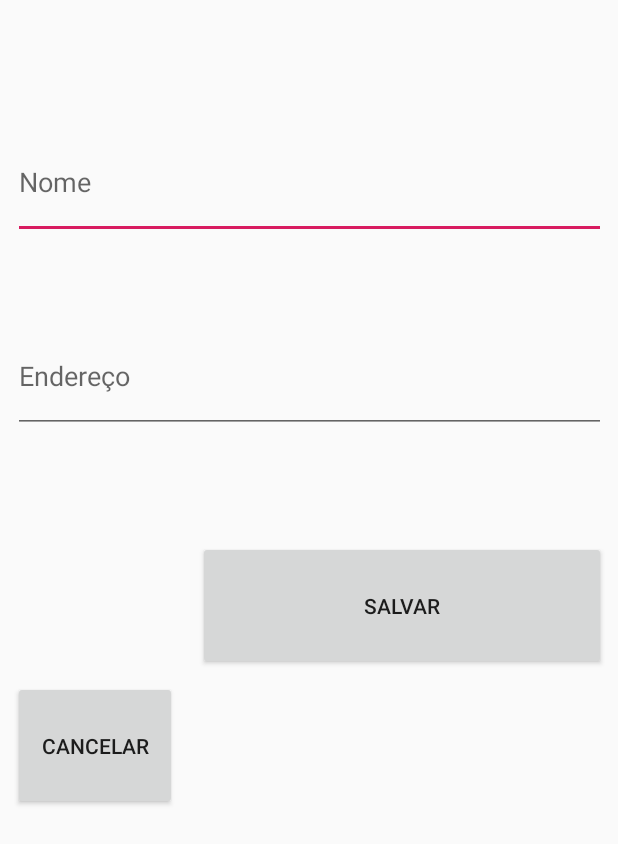
After one commit to LyandroFS/minhacervejabarata, an Android app: the layout add_estabelecimento.xml on its own in the app's theme, with its tools: preview values and no code run, on a phone screen of 412 x 824 dp. The commit adds this screen. Shown: the top 844 px of the screen. Run offline under Robolectric (Android 15) with nearby library versions, the phone set to English and light mode, and no system bars.

Commit message:
inicio do crud do estabelecimento, criando.

```diff
--- a/app/src/main/java/br/com/academico/minhacervejabarata/AddMarcaActivity.java
+++ b/app/src/main/java/br/com/academico/minhacervejabarata/AddMarcaActivity.java
@@ -12,7 +12,6 @@ import android.widget.EditText;
 
 import br.com.academico.minhacervejabarata.beans.Marca;
 import br.com.academico.minhacervejabarata.db.DatabaseHelper;
-import br.com.academico.minhacervejabarata.listItens.MarcaAdapter;
 
 public class AddMarcaActivity extends AppCompatActivity {
 
@@ -42,7 +41,7 @@ public class AddMarcaActivity extends AppCompatActivity {
         String nome = nomeText.getText().toString();
         Handler handler = new Handler();
         marca.setNome(nome);
-        if(db.insertOrUpdate(marca)) {
+        if(db.insertOrUpdateMarca(marca)) {
             if(marca.getId()<1) {
                 marca = db.getUltimaMarcaInserida();
                 db.getMarcaAdapter().adicionarMarca(marca);
--- /dev/null
+++ b/app/src/main/res/layout/add_estabelecimento.xml
@@ -0,0 +1,63 @@
+<?xml version="1.0" encoding="utf-8"?>
+<android.support.constraint.ConstraintLayout
+    xmlns:android="http://schemas.android.com/apk/res/android"
+    xmlns:app="http://schemas.android.com/apk/res-auto"
+    xmlns:tools="http://schemas.android.com/tools"
+    android:layout_width="match_parent"
+    android:layout_height="match_parent">
+
+    <EditText
+        android:id="@+id/nomeTxt"
+        android:layout_width="395dp"
+        android:layout_height="75dp"
+        android:layout_marginStart="8dp"
+        android:layout_marginLeft="8dp"
+        android:layout_marginTop="84dp"
+        android:layout_marginEnd="8dp"
+        android:layout_marginRight="8dp"
+        android:ems="10"
+        android:hint="Nome"
+        android:inputType="textNoSuggestions|textPersonName"
+        app:layout_constraintEnd_toEndOf="parent"
+        app:layout_constraintStart_toStartOf="parent"
+        app:layout_constraintTop_toTopOf="parent" />
+
+    <EditText
+        android:id="@+id/enderecoTxt"
+        android:layout_width="395dp"
+        android:layout_height="75dp"
+        android:layout_marginStart="8dp"
+        android:layout_marginLeft="8dp"
+        android:layout_marginTop="54dp"
+        android:layout_marginEnd="8dp"
+        android:layout_marginRight="8dp"
+        android:ems="10"
+        android:hint="Endereço"
+        android:inputType="textPersonName"
+        app:layout_constraintEnd_toEndOf="parent"
+        app:layout_constraintStart_toStartOf="parent"
+        app:layout_constraintTop_toBottomOf="@+id/nomeTxt" />
+
+    <Button
+        android:id="@+id/btnSalvar"
+        android:layout_width="272dp"
+        android:layout_height="86dp"
+        android:layout_marginTop="72dp"
+        android:layout_marginEnd="8dp"
+        android:layout_marginRight="8dp"
+        android:onClick="salvarMercado"
+        android:text="SALVAR"
+        app:layout_constraintEnd_toEndOf="parent"
+        app:layout_constraintTop_toBottomOf="@+id/enderecoTxt" />
+
+    <Button
+        android:id="@+id/btnCancelar"
+        android:layout_width="109dp"
+        android:layout_height="86dp"
+        android:layout_marginEnd="14dp"
+        android:layout_marginRight="14dp"
+        android:layout_marginBottom="284dp"
+        android:text="cancelar"
+        app:layout_constraintBottom_toBottomOf="parent"
+        app:layout_constraintEnd_toStartOf="@+id/btnSalvar" />
+</android.support.constraint.ConstraintLayout>
--- a/app/src/main/res/menu/activity_main_drawer.xml
+++ b/app/src/main/res/menu/activity_main_drawer.xml
@@ -5,9 +5,9 @@
 
     <group android:checkableBehavior="single">
         <item
-            android:id="@+id/nav_camera"
+            android:id="@+id/nav_estabelecimento"
             android:icon="@drawable/ic_menu_manage"
-            android:title="Adicionar Estabelecimento" />
+            android:title="Estabelecimento" />
         <item
             android:id="@+id/nav_marca"
             android:icon="@drawable/ic_menu_manage"
--- a/app/src/main/res/values/strings.xml
+++ b/app/src/main/res/values/strings.xml
@@ -13,4 +13,5 @@
     <string name="title_activity_cesta">Cadastrar Cesta</string>
     <string name="title_activity_itens_cesta">Itens da Cesta</string>
     <string name="title_activity_cesta2">Cadastrar Cesta</string>
+    <string name="title_activity_estabelecimento">Estabelecimento</string>
 </resources>
```
Also changed, not shown: app/src/main/AndroidManifest.xml (+12 -7 lines), app/src/main/java/br/com/academico/minhacervejabarata/AddEstabelecimentoActivity.java (added, +27 -0 lines), app/src/main/java/br/com/academico/minhacervejabarata/AddMercadoActivity.java (deleted, +0 -43 lines), app/src/main/java/br/com/academico/minhacervejabarata/EstabelecimentoActivity.java (added, +69 -0 lines), app/src/main/java/br/com/academico/minhacervejabarata/MainActivity.java (+3 -15 lines), app/src/main/java/br/com/academico/minhacervejabarata/dao/EstabelecimentoDAO.java (deleted, +0 -57 lines), app/src/main/java/br/com/academico/minhacervejabarata/db/DatabaseHelper.java (+43 -29 lines), app/src/main/res/layout/activity_add_estabelecimento.xml (renamed from app/src/main/res/layout/activity_add_mercado.xml, +5 -5 lines), app/src/main/res/layout/activity_estabelecimento.xml (added, +43 -0 lines), app/src/main/res/layout/content_estabelecimento.xml (added, +26 -0 lines).
